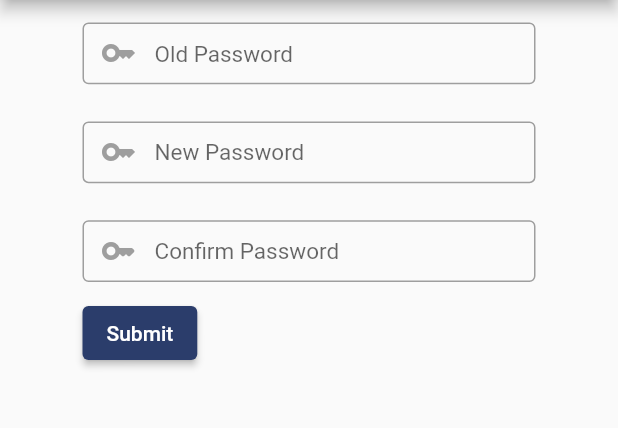
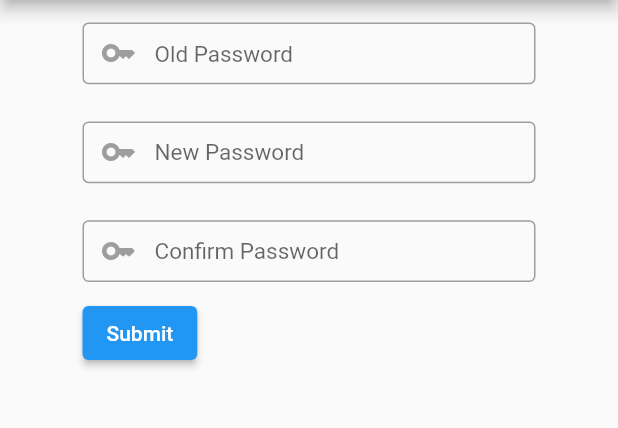
Before and after one commit to pprakash-sunsmart/LINKUS-FLUTTER, a Flutter app: the ChangePassword screen opened directly, on a phone screen of 412 x 824 dp, the part 84-512 px from its top. Run offline on Flutter 3.47's test engine with Material 2 defaults, Android fonts, the phone set to English and light mode, and no system bars.

```diff
--- a/lib/screens/change Password/change_password.dart
+++ b/lib/screens/change Password/change_password.dart
@@ -2,6 +2,7 @@ import 'package:flutter/material.dart';
 import 'package:linkus/screens/Landing%20Files/LandingScreen.dart';
 
 import '../Login Files/login_textfield.dart';
+
 class ChangePassword extends StatefulWidget {
   const ChangePassword({super.key});
 
@@ -10,25 +11,29 @@ class ChangePassword extends StatefulWidget {
 }
 
 class _ChangePasswordState extends State<ChangePassword> {
-  var oldPassword=TextEditingController();
-  var newPassword=TextEditingController();
-  var cnfrmPassword=TextEditingController();
+  var oldPassword = TextEditingController();
+  var newPassword = TextEditingController();
+  var cnfrmPassword = TextEditingController();
   @override
   Widget build(BuildContext context) {
     return Container(
-      child: Scaffold(appBar: AppBar(
-         backgroundColor:  Color.fromRGBO(1, 123, 255, 1),
+        child: Scaffold(
+      appBar: AppBar(
+        backgroundColor: const Color.fromRGBO(1, 123, 255, 1),
         automaticallyImplyLeading: false,
-        leading: IconButton(icon: Icon( Icons.arrow_back,),
-        onPressed: (){
+        leading: IconButton(
+          icon: const Icon(
+            Icons.arrow_back,
+          ),
+          onPressed: () {
             Navigator.pop(context);
             Navigator.pop(context);
-
-        },),
-        title: Text("Change Password"),
+          },
         ),
-       body:Padding(
-         padding: const EdgeInsets.symmetric(horizontal: 15,vertical: 15),
+        title: const Text("Change Password"),
+      ),
+      body: Padding(
+        padding: const EdgeInsets.symmetric(horizontal: 15, vertical: 15),
         child: Column(
           children: [
             MasterTextField(
@@ -37,19 +42,19 @@ class _ChangePasswordState extends State<ChangePassword> {
               PrefixIcon: const Icon(
                 Icons.key,
                 color: Colors.grey,
-
               ),
               obscureText: false,
               keyboardType: null,
-                          contentPadding: EdgeInsets.symmetric(vertical: 5),
-
+              contentPadding: const EdgeInsets.symmetric(vertical: 5),
               enabledborder: const OutlineInputBorder(
                 borderSide: const BorderSide(color: Colors.grey),
-    ), fillColor: null,
-    filled: false, focusedborder: null,
+              ),
+              fillColor: null,
+              filled: false,
+              focusedborder: null,
             ),
             SizedBox(
-                          height: MediaQuery.of(context).size.height*0.03,
+              height: MediaQuery.of(context).size.height * 0.03,
             ),
             MasterTextField(
               label: "New Password",
@@ -57,19 +62,19 @@ class _ChangePasswordState extends State<ChangePassword> {
               PrefixIcon: const Icon(
                 Icons.key,
                 color: Colors.grey,
-
               ),
               obscureText: false,
               keyboardType: null,
-                          contentPadding: EdgeInsets.symmetric(vertical: 5),
-
+              contentPadding: const EdgeInsets.symmetric(vertical: 5),
               enabledborder: const OutlineInputBorder(
                 borderSide: const BorderSide(color: Colors.grey),
-    ), fillColor: null,
-    filled: false, focusedborder: null,
+              ),
+              fillColor: null,
+              filled: false,
+              focusedborder: null,
             ),
             SizedBox(
-                          height: MediaQuery.of(context).size.height*0.03,
+              height: MediaQuery.of(context).size.height * 0.03,
             ),
             MasterTextField(
               label: "Confirm Password",
@@ -77,38 +82,36 @@ class _ChangePasswordState extends State<ChangePassword> {
               PrefixIcon: const Icon(
                 Icons.key_rounded,
                 color: Colors.grey,
-
               ),
               obscureText: false,
               keyboardType: null,
-                          contentPadding: EdgeInsets.symmetric(vertical: 5),
-
+              contentPadding: const EdgeInsets.symmetric(vertical: 5),
               enabledborder: const OutlineInputBorder(
                 borderSide: const BorderSide(color: Colors.grey),
-    ), fillColor: null,
-    filled: false, focusedborder: null,
+              ),
+              fillColor: null,
+              filled: false,
+              focusedborder: null,
             ),
             Padding(
-                          padding: const EdgeInsets.symmetric(vertical: 10,horizontal: 40),
+              padding: const EdgeInsets.symmetric(vertical: 10, horizontal: 40),
               child: Row(
                 children: [
                   ElevatedButton(
                       style: ElevatedButton.styleFrom(
-                                                 backgroundColor: Color(0xff2b3d6b)),
-                                onPressed: (){},
-                              child: Text("Submit",
-                              style: TextStyle(
-                                color: Colors.white
-                              ),)),
+                          //  backgroundColor:  Color(0xff2b3d6b)
+                          ),
+                      onPressed: () {},
+                      child: const Text(
+                        "Submit",
+                        style: TextStyle(color: Colors.white),
+                      )),
                 ],
               ),
             )
-
-
           ],
         ),
       ),
-
     ));
   }
 }
```
Also changed, not shown: lib/screens/Landing Files/LandingScreen.dart (+20 -15 lines), lib/screens/Login Files/loginscreen.dart (+5 -8 lines), lib/screens/profile/my_profile.dart (+174 -140 lines). Lines whose indentation alone changed are shown as unchanged.
